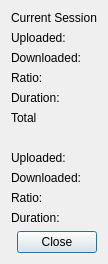
This is trunk/qt/stats-dialog.ui in svn2github/trs-svn as Qt 5 draws it before an edit. The edited form follows.
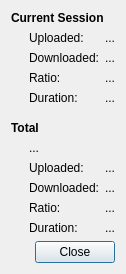
This is the edited form.

Commit message: Rework forms layout to workaround some stylesheet issues (Qt client)

The edit to the form file:
```diff
--- a/trunk/qt/stats-dialog.ui
+++ b/trunk/qt/stats-dialog.ui
@@ -6,35 +6,22 @@
    <rect>
     <x>0</x>
     <y>0</y>
-    <width>139</width>
-    <height>303</height>
+    <width>138</width>
+    <height>315</height>
    </rect>
   </property>
   <property name="windowTitle">
    <string>Statistics</string>
   </property>
-  <property name="styleSheet">
-   <string notr="true">[tr-style~=&quot;form-section&quot;]
-{
-  font-weight: bold;
-  margin-top: 12px;
-  margin-bottom: 1px;
-}
-[tr-style~=&quot;form-section&quot;][tr-style~=&quot;first&quot;]
-{
-  margin-top: 0;
-}
-[tr-style~=&quot;form-label&quot;]
-{
-  margin-left: 18px;
-}</string>
-  </property>
-  <layout class="QGridLayout" name="dialogLayout">
+  <layout class="QVBoxLayout" name="dialogLayout">
    <property name="sizeConstraint">
     <enum>QLayout::SetFixedSize</enum>
    </property>
-   <item row="0" column="0" colspan="2">
+   <item>
     <widget class="QLabel" name="currentSessionSectionLabel">
+     <property name="styleSheet">
+      <string notr="true">font-weight:bold</string>
+     </property>
      <property name="text">
       <string>Current Session</string>
      </property>
@@ -43,60 +30,90 @@
      </property>
     </widget>
    </item>
-   <item row="1" column="0">
+   <item>
+    <layout class="QGridLayout" name="currentSessionSectionLayout" columnstretch="0,1">
+     <property name="leftMargin">
+      <number>18</number>
+     </property>
+     <item row="0" column="0">
     <widget class="QLabel" name="currentUploadedLabel">
      <property name="text">
       <string>Uploaded:</string>
      </property>
-     <property name="tr-style" stdset="0">
-      <string notr="true">form-label</string>
+      </widget>
+     </item>
+     <item row="0" column="1">
+      <widget class="QLabel" name="currentUploadedValueLabel">
+       <property name="text">
+        <string notr="true">...</string>
      </property>
     </widget>
    </item>
-   <item row="1" column="1">
-    <widget class="QLabel" name="currentUploadedValueLabel"/>
-   </item>
-   <item row="2" column="0">
+     <item row="1" column="0">
     <widget class="QLabel" name="currentDownloadedLabel">
      <property name="text">
       <string>Downloaded:</string>
      </property>
-     <property name="tr-style" stdset="0">
-      <string notr="true">form-label</string>
+      </widget>
+     </item>
+     <item row="1" column="1">
+      <widget class="QLabel" name="currentDownloadedValueLabel">
+       <property name="text">
+        <string notr="true">...</string>
      </property>
     </widget>
    </item>
-   <item row="2" column="1">
-    <widget class="QLabel" name="currentDownloadedValueLabel"/>
-   </item>
-   <item row="3" column="0">
+     <item row="2" column="0">
     <widget class="QLabel" name="currentRatioLabel">
      <property name="text">
       <string>Ratio:</string>
      </property>
-     <property name="tr-style" stdset="0">
-      <string notr="true">form-label</string>
+      </widget>
+     </item>
+     <item row="2" column="1">
+      <widget class="QLabel" name="currentRatioValueLabel">
+       <property name="text">
+        <string notr="true">...</string>
      </property>
     </widget>
    </item>
-   <item row="3" column="1">
-    <widget class="QLabel" name="currentRatioValueLabel"/>
-   </item>
-   <item row="4" column="0">
+     <item row="3" column="0">
     <widget class="QLabel" name="currentDurationLabel">
      <property name="text">
       <string>Duration:</string>
      </property>
-     <property name="tr-style" stdset="0">
-      <string notr="true">form-label</string>
+      </widget>
+     </item>
+     <item row="3" column="1">
+      <widget class="QLabel" name="currentDurationValueLabel">
+       <property name="text">
+        <string notr="true">...</string>
      </property>
     </widget>
    </item>
-   <item row="4" column="1">
-    <widget class="QLabel" name="currentDurationValueLabel"/>
+    </layout>
    </item>
-   <item row="5" column="0" colspan="2">
+   <item>
+    <spacer name="totalSectionSpacer">
+     <property name="orientation">
+      <enum>Qt::Vertical</enum>
+     </property>
+     <property name="sizeType">
+      <enum>QSizePolicy::Fixed</enum>
+     </property>
+     <property name="sizeHint" stdset="0">
+      <size>
+       <width>1</width>
+       <height>10</height>
+      </size>
+     </property>
+    </spacer>
+   </item>
+   <item>
     <widget class="QLabel" name="totalSectionLabel">
+     <property name="styleSheet">
+      <string notr="true">font-weight:bold</string>
+     </property>
      <property name="text">
       <string>Total</string>
      </property>
@@ -105,66 +122,77 @@
      </property>
     </widget>
    </item>
-   <item row="6" column="0">
+   <item>
+    <layout class="QGridLayout" name="totalSectionLayout" columnstretch="0,1">
+     <property name="leftMargin">
+      <number>18</number>
+     </property>
+     <item row="0" column="0">
     <widget class="QLabel" name="startCountLabel">
-     <property name="tr-style" stdset="0">
-      <string notr="true">form-label</string>
+       <property name="text">
+        <string notr="true">...</string>
      </property>
     </widget>
    </item>
-   <item row="7" column="0">
+     <item row="1" column="0">
     <widget class="QLabel" name="totalUploadedLabel">
      <property name="text">
       <string>Uploaded:</string>
      </property>
-     <property name="tr-style" stdset="0">
-      <string notr="true">form-label</string>
+      </widget>
+     </item>
+     <item row="1" column="1">
+      <widget class="QLabel" name="totalUploadedValueLabel">
+       <property name="text">
+        <string notr="true">...</string>
      </property>
     </widget>
    </item>
-   <item row="7" column="1">
-    <widget class="QLabel" name="totalUploadedValueLabel"/>
-   </item>
-   <item row="8" column="0">
+     <item row="2" column="0">
     <widget class="QLabel" name="totalDownloadedLabel">
      <property name="text">
       <string>Downloaded:</string>
      </property>
-     <property name="tr-style" stdset="0">
-      <string notr="true">form-label</string>
+      </widget>
+     </item>
+     <item row="2" column="1">
+      <widget class="QLabel" name="totalDownloadedValueLabel">
+       <property name="text">
+        <string notr="true">...</string>
      </property>
     </widget>
    </item>
-   <item row="8" column="1">
-    <widget class="QLabel" name="totalDownloadedValueLabel"/>
-   </item>
-   <item row="9" column="0">
+     <item row="3" column="0">
     <widget class="QLabel" name="totalRatioLabel">
      <property name="text">
       <string>Ratio:</string>
      </property>
-     <property name="tr-style" stdset="0">
-      <string notr="true">form-label</string>
+      </widget>
+     </item>
+     <item row="3" column="1">
+      <widget class="QLabel" name="totalRatioValueLabel">
+       <property name="text">
+        <string notr="true">...</string>
      </property>
     </widget>
    </item>
-   <item row="9" column="1">
-    <widget class="QLabel" name="totalRatioValueLabel"/>
-   </item>
-   <item row="10" column="0">
+     <item row="4" column="0">
     <widget class="QLabel" name="totalDurationLabel">
      <property name="text">
       <string>Duration:</string>
      </property>
-     <property name="tr-style" stdset="0">
-      <string notr="true">form-label</string>
+      </widget>
+     </item>
+     <item row="4" column="1">
+      <widget class="QLabel" name="totalDurationValueLabel">
+       <property name="text">
+        <string notr="true">...</string>
      </property>
     </widget>
    </item>
-   <item row="10" column="1">
-    <widget class="QLabel" name="totalDurationValueLabel"/>
+    </layout>
    </item>
-   <item row="11" column="0" colspan="2">
+   <item>
     <widget class="QDialogButtonBox" name="dialogButtons">
      <property name="orientation">
       <enum>Qt::Horizontal</enum>
```
Left out of the diff: 6 changed lines with no effect on the pictures. Lines whose indentation alone changed are shown as unchanged. The commit also changes 11 other files.
